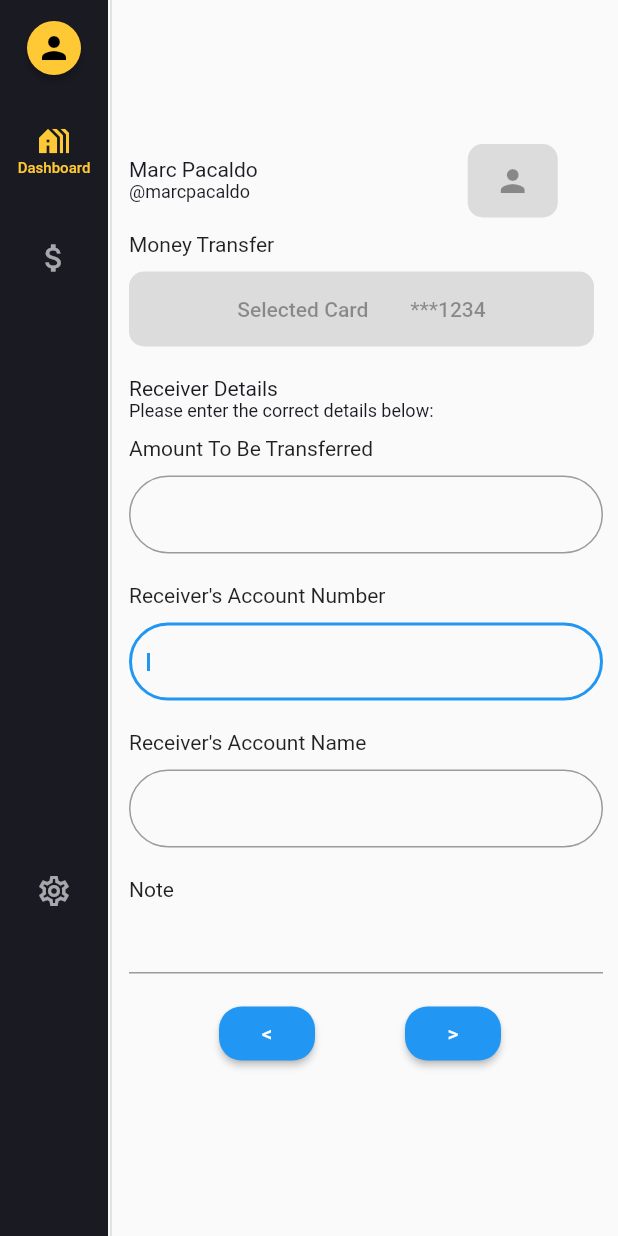
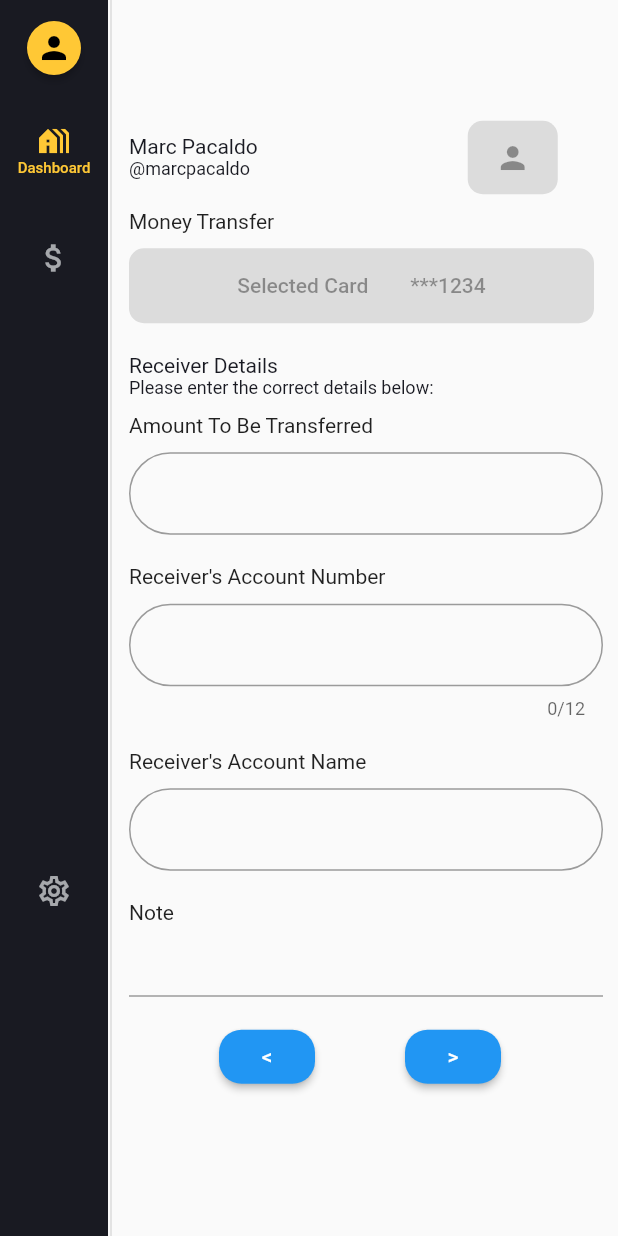
Before and after one commit to geromepenalosa/alliance, a Flutter app: the screen it shows after launch, on a phone screen of 412 x 824 dp. Run offline on Flutter 3.47's test engine with Material 2 defaults, Android fonts, the light colour scheme and no system bars.

Commit message:
Minimal changes to Textfields

```diff
--- a/lib/transfer_screen.dart
+++ b/lib/transfer_screen.dart
@@ -4,6 +4,7 @@ import 'package:flutter/cupertino.dart';
 import 'package:flutter/gestures.dart';
 import 'package:flutter/material.dart';
 import 'package:flutter/painting.dart';
+import 'package:flutter/services.dart';
 
 /// This is the main application widget.
 class TransferScreen extends StatelessWidget {
@@ -206,12 +207,13 @@ class _MyStatefulWidgetState extends State<MyStatefulWidget> {
                           ),
                           TextField(
                             style: TextStyle(
-                              fontSize: 12,
+                              fontSize: 15,
                               height: 1.0,
                             ),
                             decoration: InputDecoration(
                                 border: OutlineInputBorder(
                                     borderRadius: BorderRadius.circular(35))),
+                            keyboardType: TextInputType.number,
                           )
                         ],
                       ),
@@ -228,14 +230,15 @@ class _MyStatefulWidgetState extends State<MyStatefulWidget> {
                             width: 50.0,
                           ),
                           TextField(
-                            autofocus: true,
+                            maxLength: 12,
                             style: TextStyle(
-                              fontSize: 12,
+                              fontSize: 15,
                               height: 1.0,
                             ),
                             decoration: InputDecoration(
                                 border: OutlineInputBorder(
                                     borderRadius: BorderRadius.circular(35))),
+                            keyboardType: TextInputType.number,
                           )
                         ],
                       ),
@@ -253,7 +256,7 @@ class _MyStatefulWidgetState extends State<MyStatefulWidget> {
                           ),
                           TextField(
                             style: TextStyle(
-                              fontSize: 12,
+                              fontSize: 15,
                               height: 1.0,
                             ),
                             decoration: InputDecoration(
```
